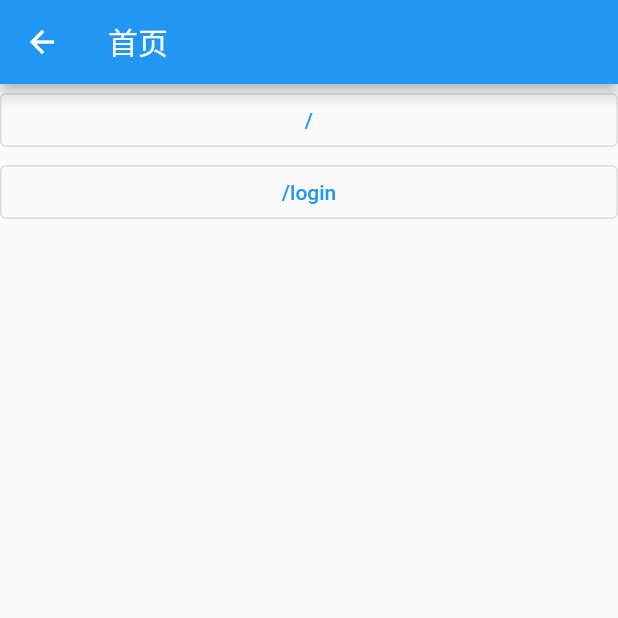
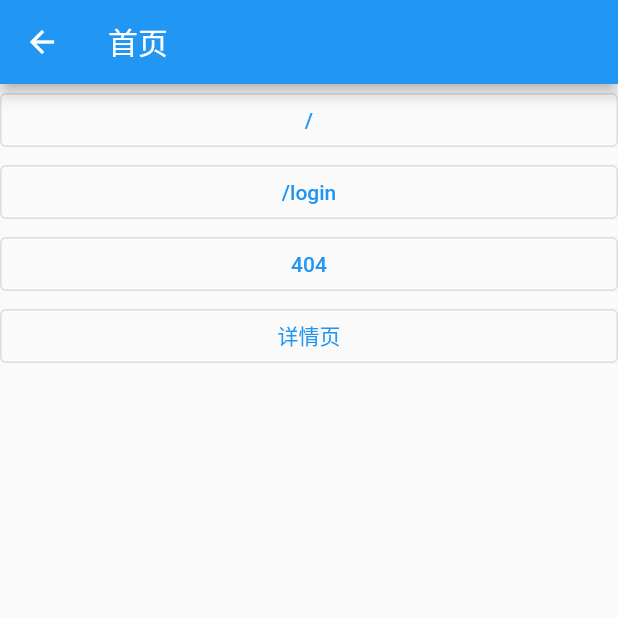
Before and after one commit to CT-LX/flutterAndDart, a Flutter app: the screen it shows after launch, after a tap on an icon or button, on a phone screen of 412 x 824 dp, the top half of it. Run offline on Flutter 3.47's test engine with Material 2 defaults, Android fonts, the phone set to English and light mode, and no system bars; our stand-ins replace fluro.

Commit message:
路由传参

```diff
--- a/flutter/flutter_app/lib/application.dart
+++ b/flutter/flutter_app/lib/application.dart
@@ -9,6 +9,7 @@ import 'package:flutter/material.dart';
 class Application extends StatelessWidget {
   @override
   Widget build(BuildContext context) {
+    // 挂载路由
     FluroRouter router = FluroRouter();
     Routes.defineRoutes(router);
     return MaterialApp(
--- a/flutter/flutter_app/lib/pages/home/index.dart
+++ b/flutter/flutter_app/lib/pages/home/index.dart
@@ -25,6 +25,18 @@ class HomePage extends StatelessWidget {
               },
               child: Text(Routes.login),
             ),
+            OutlinedButton(
+              onPressed: () {
+                Navigator.pushNamed(context, '/jjdjd');
+              },
+              child: Text('404'),
+            ),
+            OutlinedButton(
+              onPressed: () {
+                Navigator.pushNamed(context, '/room/333');
+              },
+              child: Text('详情页'),
+            ),
           ],
         ),
       ),
--- /dev/null
+++ b/flutter/flutter_app/lib/pages/not_found.dart
@@ -0,0 +1,15 @@
+import 'package:flutter/material.dart';
+
+class NotFound extends StatelessWidget {
+  @override
+  Widget build(BuildContext context) {
+    return Scaffold(
+      appBar: AppBar(
+        title: Text('404'),
+      ),
+      body: Center(
+        child: Text('您访问的页面不存在！'),
+      ),
+    );
+  }
+}
--- a/flutter/flutter_app/lib/routes.dart
+++ b/flutter/flutter_app/lib/routes.dart
@@ -1,5 +1,7 @@
 import 'package:app/pages/home/index.dart';
 import 'package:app/pages/login.dart';
+import 'package:app/pages/room_detail/index.dart';
+import 'package:app/pages/not_found.dart';
 import 'package:fluro/fluro.dart';
 import 'package:flutter/material.dart';
 
@@ -7,6 +9,7 @@ class Routes {
   // 1.定义路由名称
   static String home = '/';
   static String login = '/login';
+  static String roomDetail = '/room/:roomId';
 
   // 2.定义路由处理函数
   // var usersHandler =
@@ -14,19 +17,29 @@ class Routes {
   //   return UsersScreen(params["id"][0]);
   // });
 
-  static final Handler _homeHandler = Handler(handlerFunc:
-      (BuildContext? context, Map<String, List<String>> parameters) {
+  static final Handler _homeHandler = Handler(
+      handlerFunc: (BuildContext? context, Map<String, dynamic> params) {
     return HomePage();
   });
 
-  static final Handler _loginHandler = Handler(handlerFunc:
-      (BuildContext? context, Map<String, List<String>> parameters) {
+  static final Handler _loginHandler = Handler(
+      handlerFunc: (BuildContext? context, Map<String, dynamic> params) {
     return LoginPage();
+  });
+  static final Handler _notFoundHandler = Handler(
+      handlerFunc: (BuildContext? context, Map<String, dynamic> params) {
+    return NotFound();
+  });
+  static final Handler _roomDetailHandler = Handler(
+      handlerFunc: (BuildContext? context, Map<String, dynamic> params) {
+    return RoomDetailPage(roomId: params['roomId'][0]);
   });
 
   // 3.编写函数 defineRoutes 关联路由名称和处理函数
   static void defineRoutes(FluroRouter router) {
     router.define(home, handler: _homeHandler);
     router.define(login, handler: _loginHandler);
+    router.define(roomDetail, handler: _roomDetailHandler);
+    router.notFoundHandler = _notFoundHandler;
   }
 }
```
Also changed, not shown: flutter/flutter_app/lib/pages/room_detail/index.dart (added, +15 -0 lines).
